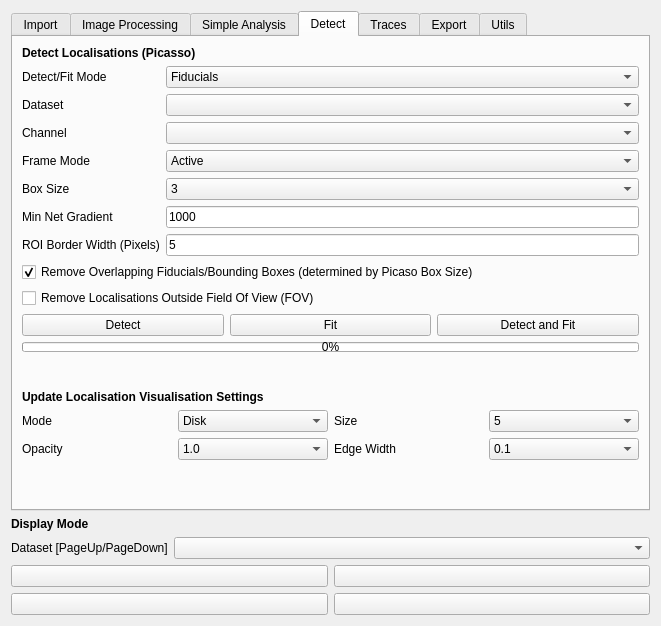
This is src/napari_pixseq/GUI/pixseq_ui.ui in piedrro/napari-molseeq as Qt 5 draws it before an edit. The edited form follows.
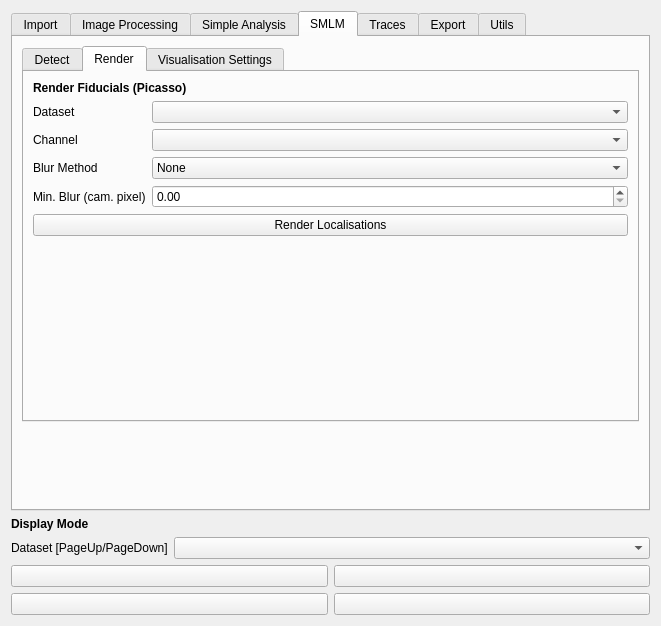
This is the edited form. The open tabs and pages were chosen to show the change.

Commit message: added picasso rendering to PixSeq

Patch:
```diff
--- a/src/napari_pixseq/GUI/pixseq_ui.ui
+++ b/src/napari_pixseq/GUI/pixseq_ui.ui
@@ -963,10 +963,20 @@
      </widget>
      <widget class="QWidget" name="tab_2">
       <attribute name="title">
-       <string>Detect</string>
+       <string>SMLM</string>
       </attribute>
       <layout class="QVBoxLayout" name="verticalLayout_3">
        <item>
+        <widget class="QTabWidget" name="tabWidget_6">
+         <property name="currentIndex">
+          <number>0</number>
+         </property>
+         <widget class="QWidget" name="tab_21">
+          <attribute name="title">
+           <string>Detect</string>
+          </attribute>
+          <layout class="QVBoxLayout" name="verticalLayout_23">
+           <item>
         <widget class="QLabel" name="label_3">
          <property name="font">
           <font>
@@ -1163,18 +1173,139 @@
         </widget>
        </item>
        <item>
-        <spacer name="verticalSpacer_10">
+            <spacer name="verticalSpacer_11">
          <property name="orientation">
           <enum>Qt::Vertical</enum>
          </property>
          <property name="sizeHint" stdset="0">
           <size>
-           <width>354</width>
-           <height>2</height>
+               <width>20</width>
+               <height>0</height>
           </size>
          </property>
         </spacer>
        </item>
+          </layout>
+         </widget>
+         <widget class="QWidget" name="tab_20">
+          <attribute name="title">
+           <string>Render</string>
+          </attribute>
+          <layout class="QVBoxLayout" name="verticalLayout_25">
+           <item>
+            <widget class="QLabel" name="label_85">
+             <property name="font">
+              <font>
+               <weight>75</weight>
+               <bold>true</bold>
+              </font>
+             </property>
+             <property name="text">
+              <string>Render Fiducials (Picasso)</string>
+             </property>
+            </widget>
+           </item>
+           <item>
+            <layout class="QFormLayout" name="formLayout_20">
+             <item row="0" column="0">
+              <widget class="QLabel" name="label_81">
+               <property name="text">
+                <string>Dataset</string>
+               </property>
+              </widget>
+             </item>
+             <item row="0" column="1">
+              <widget class="QComboBox" name="picasso_render_dataset"/>
+             </item>
+             <item row="1" column="0">
+              <widget class="QLabel" name="label_82">
+               <property name="text">
+                <string>Channel</string>
+               </property>
+              </widget>
+             </item>
+             <item row="1" column="1">
+              <widget class="QComboBox" name="picasso_render_channel"/>
+             </item>
+             <item row="2" column="0">
+              <widget class="QLabel" name="label_83">
+               <property name="text">
+                <string>Blur Method</string>
+               </property>
+              </widget>
+             </item>
+             <item row="2" column="1">
+              <widget class="QComboBox" name="picasso_render_blur_method">
+               <item>
+                <property name="text">
+                 <string>None</string>
+                </property>
+               </item>
+               <item>
+                <property name="text">
+                 <string>One-Pixel-Blur</string>
+                </property>
+               </item>
+               <item>
+                <property name="text">
+                 <string>Global Localisation Precision</string>
+                </property>
+               </item>
+               <item>
+                <property name="text">
+                 <string>Individual Localisation Precision</string>
+                </property>
+               </item>
+               <item>
+                <property name="text">
+                 <string>Individual Localisation Precision, iso</string>
+                </property>
+               </item>
+              </widget>
+             </item>
+             <item row="3" column="0">
+              <widget class="QLabel" name="label_84">
+               <property name="text">
+                <string>Min. Blur (cam. pixel)</string>
+               </property>
+              </widget>
+             </item>
+             <item row="3" column="1">
+              <widget class="QDoubleSpinBox" name="picasso_render_min_blur">
+               <property name="singleStep">
+                <double>0.100000000000000</double>
+               </property>
+              </widget>
+             </item>
+            </layout>
+           </item>
+           <item>
+            <widget class="QPushButton" name="picasso_render">
+             <property name="text">
+              <string>Render Localisations</string>
+             </property>
+            </widget>
+           </item>
+           <item>
+            <spacer name="verticalSpacer_19">
+             <property name="orientation">
+              <enum>Qt::Vertical</enum>
+             </property>
+             <property name="sizeHint" stdset="0">
+              <size>
+               <width>413</width>
+               <height>173</height>
+              </size>
+             </property>
+            </spacer>
+           </item>
+          </layout>
+         </widget>
+         <widget class="QWidget" name="tab_22">
+          <attribute name="title">
+           <string>Visualisation Settings</string>
+          </attribute>
+          <layout class="QVBoxLayout" name="verticalLayout_24">
        <item>
         <widget class="QLabel" name="label_27">
          <property name="font">
@@ -1184,7 +1315,7 @@
           </font>
          </property>
          <property name="text">
-          <string>Update Localisation Visualisation Settings</string>
+              <string>Localisation Visualisation Settings</string>
          </property>
         </widget>
        </item>
@@ -1407,6 +1538,23 @@
           </widget>
          </item>
         </layout>
+           </item>
+           <item>
+            <spacer name="verticalSpacer_10">
+             <property name="orientation">
+              <enum>Qt::Vertical</enum>
+             </property>
+             <property name="sizeHint" stdset="0">
+              <size>
+               <width>354</width>
+               <height>254</height>
+              </size>
+             </property>
+            </spacer>
+           </item>
+          </layout>
+         </widget>
+        </widget>
        </item>
        <item>
         <spacer name="verticalSpacer_2">
```
Left out of the diff: 3 changed lines with no effect on the pictures. Lines whose indentation alone changed are shown as unchanged. The commit also changes 5 other files.
